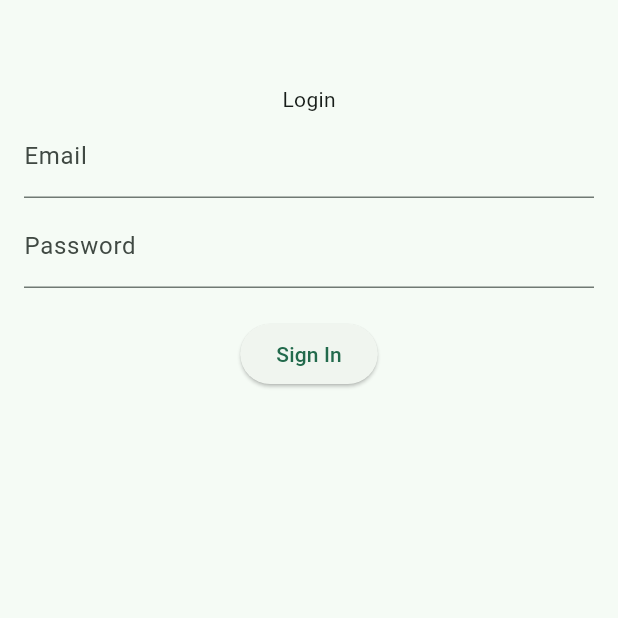
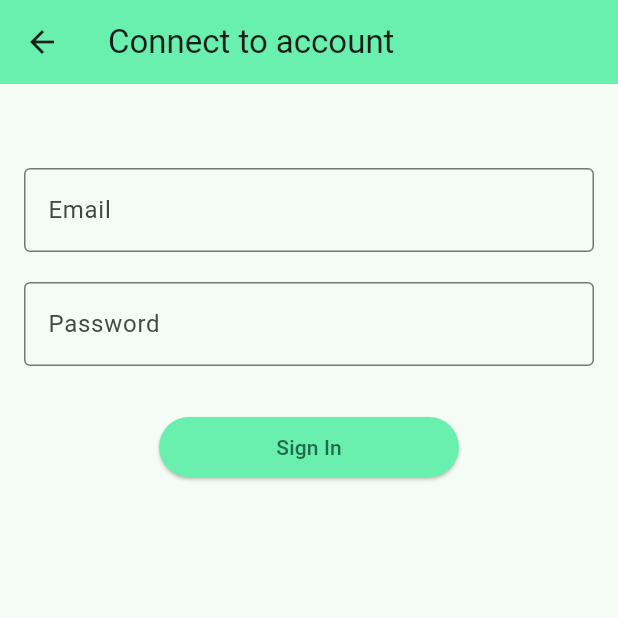
Before and after one commit to i2002/green-quest, a Flutter app: the LoginScreen screen opened directly, on a phone screen of 412 x 824 dp, the top half of it. Run offline on Flutter 3.47's test engine with Material 2 defaults, Android fonts, the light colour scheme and no system bars; our stand-ins replace cloud_firestore, firebase_auth, firebase_core, qr_flutter; accounts and stored records are empty.

Commit message:
update login screen

```diff
--- a/lib/screens/LoginScreen.dart
+++ b/lib/screens/LoginScreen.dart
@@ -25,28 +25,47 @@ class _LoginScreenState extends State<LoginScreen> {
   @override
   Widget build(BuildContext context) {
     return Scaffold(
+      appBar: AppBar(
+        title: const Text("Connect to account"),
+        backgroundColor: Colors.greenAccent,
+      ),
       body: SingleChildScrollView(
         padding: const EdgeInsets.all(16),
-            child: Column(children: [
+        child: Column(
+          children: [
             const SizedBox(height: 40),
-              const Text("Login"),
             TextField(
               controller: emailController,
               // cursorColor: Colors.white, //FIXME: culori
               textInputAction: TextInputAction.next,
-                decoration: const InputDecoration(labelText: "Email"),
+              decoration: const InputDecoration(
+                  labelText: "Email", border: OutlineInputBorder()),
             ),
-              const SizedBox(height: 4),
+            const SizedBox(height: 20),
             TextField(
               controller: passwordController,
               // cursorColor: Colors.white, //FIXME: culori
               textInputAction: TextInputAction.done,
-                decoration: const InputDecoration(labelText: "Password"),
+              decoration: const InputDecoration(
+                  labelText: "Password", border: OutlineInputBorder()),
               obscureText: true,
             ),
-              const SizedBox(height: 20),
-              ElevatedButton(onPressed: signIn, child: const Text("Sign In"))
-            ])));
+            const SizedBox(height: 30),
+            SizedBox(
+              width: 200,
+              child: ElevatedButton(
+                onPressed: signIn,
+                style: ButtonStyle(
+                  backgroundColor: MaterialStateColor.resolveWith(
+                      (states) => Colors.greenAccent),
+                ),
+                child: const Text("Sign In"),
+              ),
+            ),
+          ],
+        ),
+      ),
+    );
   }
 
   Future signIn() async {
```
Also changed, not shown: lib/screens/RegisterScreen.dart (+37 -15 lines). Lines whose indentation alone changed are shown as unchanged.
